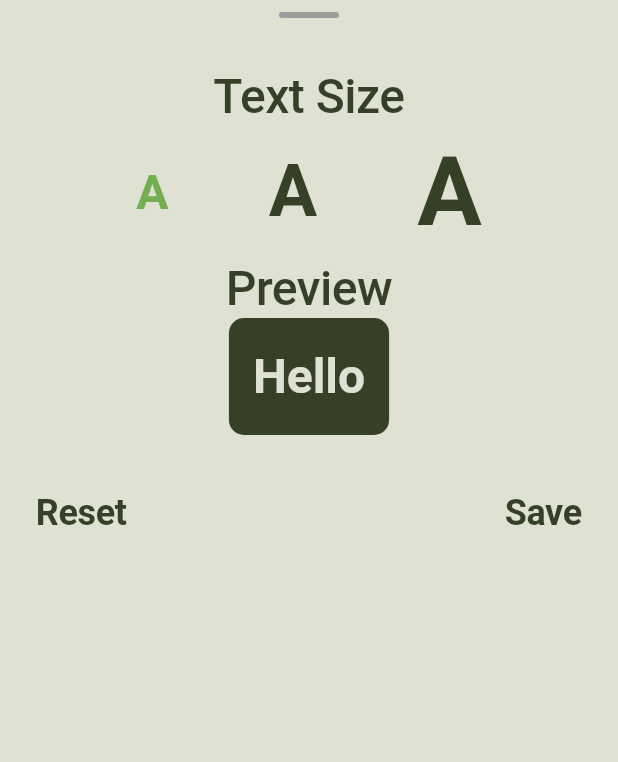
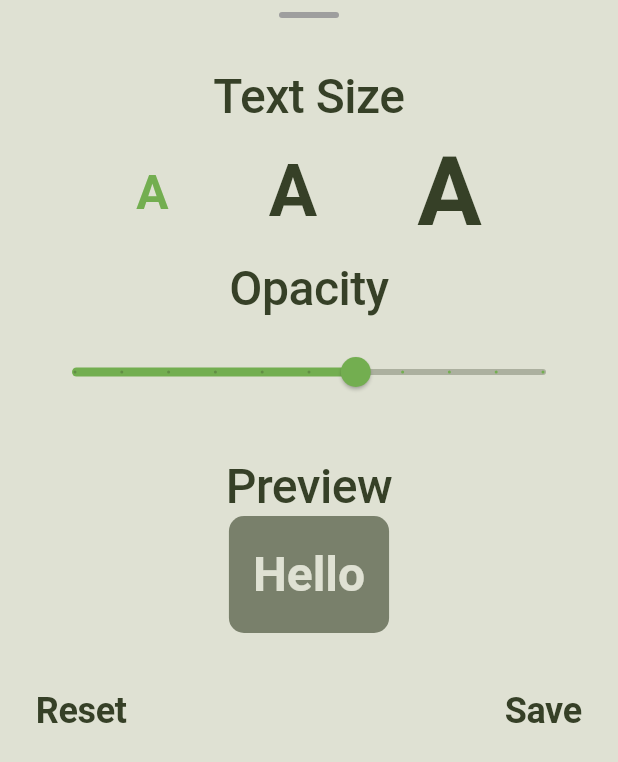
Before and after one commit to sanitaravel/coco_mobile_app, a Flutter app: the _SettingsSheet widget shown alone on an empty page, opened directly with empty values, on a phone screen of 412 x 824 dp. Shown: the top 762 px of the screen. Run offline on Flutter 3.47's test engine with Material 3 defaults, Android fonts, the phone set to English and light mode, and no system bars; our stand-ins replace bloc, camera, equatable, fl_chart, flutter_bloc, flutter_markdown_plus and 2 more; network calls fail; Roboto replaces fonts that are missing (Wix Madefor Text); project files that could hold a hidden picture were left out.

Commit message:
feat: add teleprompter opacity adjustment feature

```diff
--- a/lib/screens/camera.dart
+++ b/lib/screens/camera.dart
@@ -39,6 +39,7 @@ class CameraState {
   final int selectedCameraIndex;
   final String teleprompterText;
   final double teleprompterFontSize;
+  final double teleprompterOpacity;
 
   const CameraState({
     this.isReady = false,
@@ -48,6 +49,7 @@ class CameraState {
     this.selectedCameraIndex = 0,
     this.teleprompterText = 'No text',
     this.teleprompterFontSize = 32.0,
+    this.teleprompterOpacity = 0.6,
   });
 
   CameraState copyWith({
@@ -58,6 +60,7 @@ class CameraState {
     int? selectedCameraIndex,
     String? teleprompterText,
     double? teleprompterFontSize,
+    double? teleprompterOpacity,
   }) {
     return CameraState(
       isReady: isReady ?? this.isReady,
@@ -67,6 +70,7 @@ class CameraState {
       selectedCameraIndex: selectedCameraIndex ?? this.selectedCameraIndex,
       teleprompterText: teleprompterText ?? this.teleprompterText,
       teleprompterFontSize: teleprompterFontSize ?? this.teleprompterFontSize,
+      teleprompterOpacity: teleprompterOpacity ?? this.teleprompterOpacity,
     );
   }
 }
@@ -132,6 +136,10 @@ class CameraCubit extends Cubit<CameraState> {
 
   void setTeleprompterFontSize(double size) {
     emit(state.copyWith(teleprompterFontSize: size));
+  }
+
+  void setTeleprompterOpacity(double opacity) {
+    emit(state.copyWith(teleprompterOpacity: opacity));
   }
 
   Future<CaptureResult?> onShutterPressed() async {
@@ -222,7 +230,7 @@ class _CameraView extends StatelessWidget {
                 left: 20,
                 right: 20,
                 child: Opacity(
-                  opacity: 0.6,
+                  opacity: state.teleprompterOpacity,
                   child: Container(
                     padding: const EdgeInsets.all(16),
                     decoration: BoxDecoration(
@@ -376,6 +384,31 @@ class _SettingsSheet extends StatelessWidget {
                 ),
                 const SizedBox(height: 40),
                 const Text(
+                  'Opacity',
+                  style: TextStyle(
+                    color: Color(0xFF364027),
+                    fontFamily: 'Wix Madefor Text',
+                    fontSize: 32,
+                    fontWeight: FontWeight.w500,
+                    height: 0.75,
+                    letterSpacing: -0.32,
+                  ),
+                  textAlign: TextAlign.center,
+                ),
+                const SizedBox(height: 20),
+                Slider(
+                  value: state.teleprompterOpacity,
+                  min: 0.0,
+                  max: 1.0,
+                  divisions: 10,
+                  activeColor: const Color(0xFF73AE50),
+                  inactiveColor: const Color(0xFF364027).withOpacity(0.3),
+                  onChanged: (value) {
+                    cubit.setTeleprompterOpacity(value);
+                  },
+                ),
+                const SizedBox(height: 40),
+                const Text(
                   'Preview',
                   style: TextStyle(
                     color: Color(0xFF364027),
@@ -388,7 +421,9 @@ class _SettingsSheet extends StatelessWidget {
                   textAlign: TextAlign.center,
                 ),
                 const SizedBox(height: 8),
-                Container(
+                Opacity(
+                  opacity: state.teleprompterOpacity,
+                  child: Container(
                     padding: const EdgeInsets.all(16),
                     decoration: BoxDecoration(
                       color: const Color(0xFF364027),
@@ -404,6 +439,7 @@ class _SettingsSheet extends StatelessWidget {
                         letterSpacing: -0.02 * (state.teleprompterFontSize / 16),
                       ),
                       textAlign: TextAlign.center,
+                    ),
                   ),
                 ),
                 const SizedBox(height: 40),
```
Lines whose indentation alone changed are shown as unchanged.
